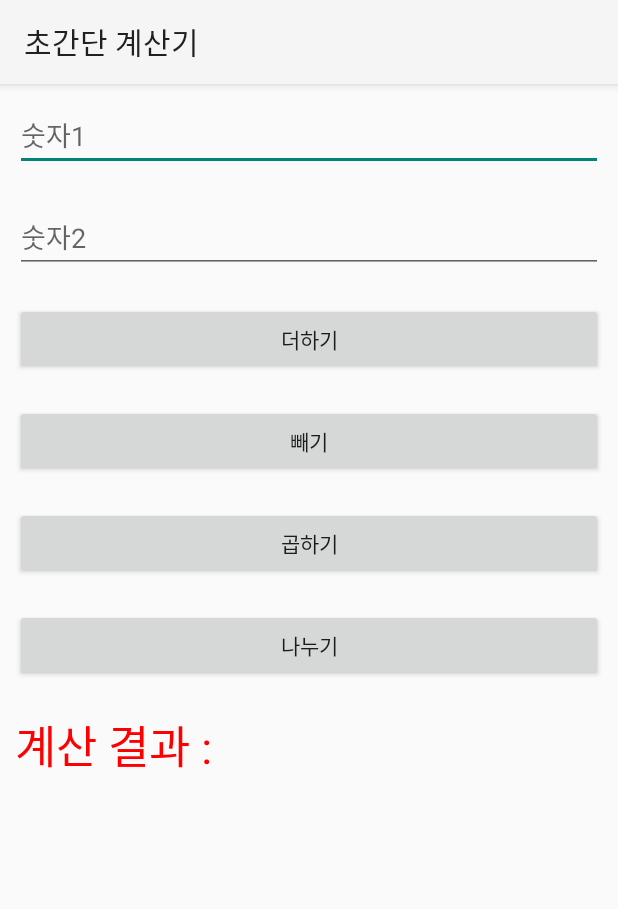
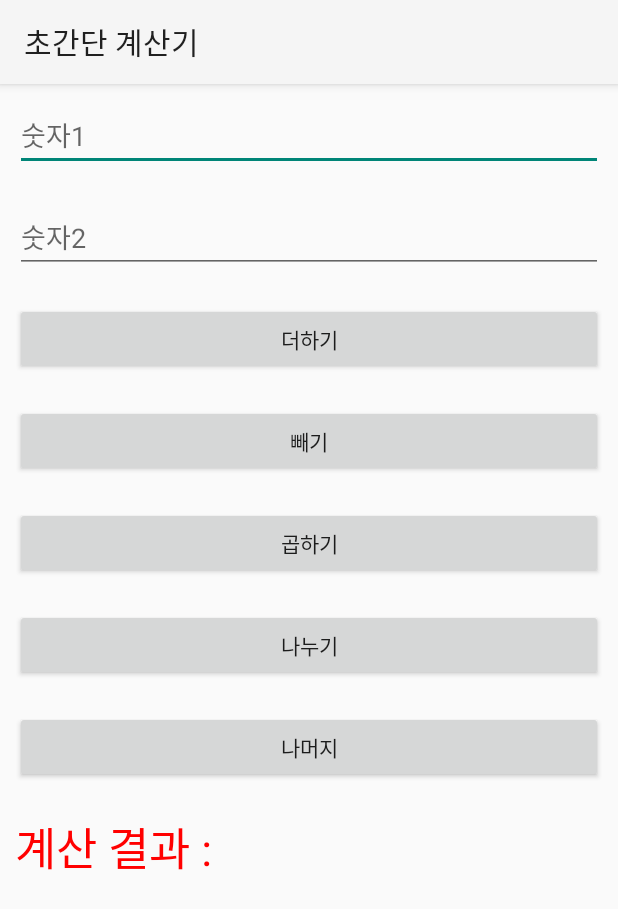
Before and after one commit to ricerich/ch04_all, an Android app: the screen it shows after launch (MainActivity), on a phone screen of 412 x 824 dp. Shown: the top 909 px of the screen. Run offline under Robolectric (Android 15) with nearby library versions, the phone set to English and light mode, and no system bars.

Commit message:
계산기 예제 마지막 완료

```diff
--- a/ch04_calculation/src/main/res/layout/activity_main.xml
+++ b/ch04_calculation/src/main/res/layout/activity_main.xml
@@ -46,6 +46,13 @@
         android:layout_margin="10dp"
         android:text="나누기" />
 
+    <Button
+        android:id="@+id/BtnMod"
+        android:layout_width="match_parent"
+        android:layout_height="wrap_content"
+        android:layout_margin="10dp"
+        android:text="나머지" />
+
     <TextView
         android:id="@+id/TextResult"
         android:layout_width="wrap_content"
```
Also changed, not shown: ch04_calculation/src/main/java/com/example/ch04_calculation/MainActivity.kt (+78 -14 lines).
